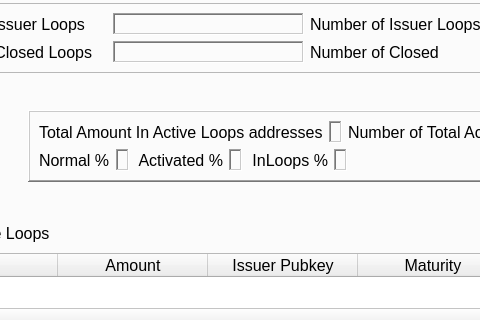
This is src/main/python/qtguidesign.ui in marmarachain/marmara-connector as Qt 5 draws it before an edit; both pictures show x 141 to 621 and y 281 to 601 of the 1100 by 767 pixel window. The edited form follows.
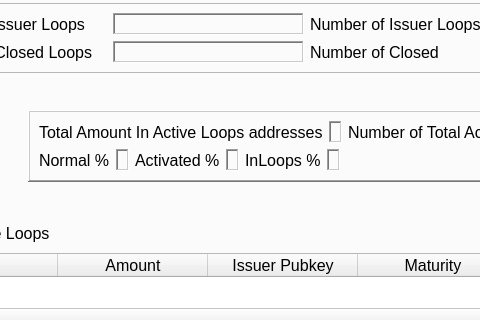
This is the edited form. The open tabs and pages were chosen to show the change. Icons and pictures are not drawn.

```diff
--- a/src/main/python/qtguidesign.ui
+++ b/src/main/python/qtguidesign.ui
@@ -4772,7 +4772,7 @@
                          <item>
                           <widget class="QLabel" name="my_stats_activated_label">
                            <property name="text">
-                            <string> Activated %</string>
+                            <string>Activated %</string>
                            </property>
                           </widget>
                          </item>
@@ -4795,7 +4795,7 @@
                          <item>
                           <widget class="QLabel" name="my_stats_inloops_label">
                            <property name="text">
-                            <string> InLoops %</string>
+                            <string>InLoops %</string>
                            </property>
                           </widget>
                          </item>
```
Left out of the diff: 4 changed lines with no effect on the pictures.
